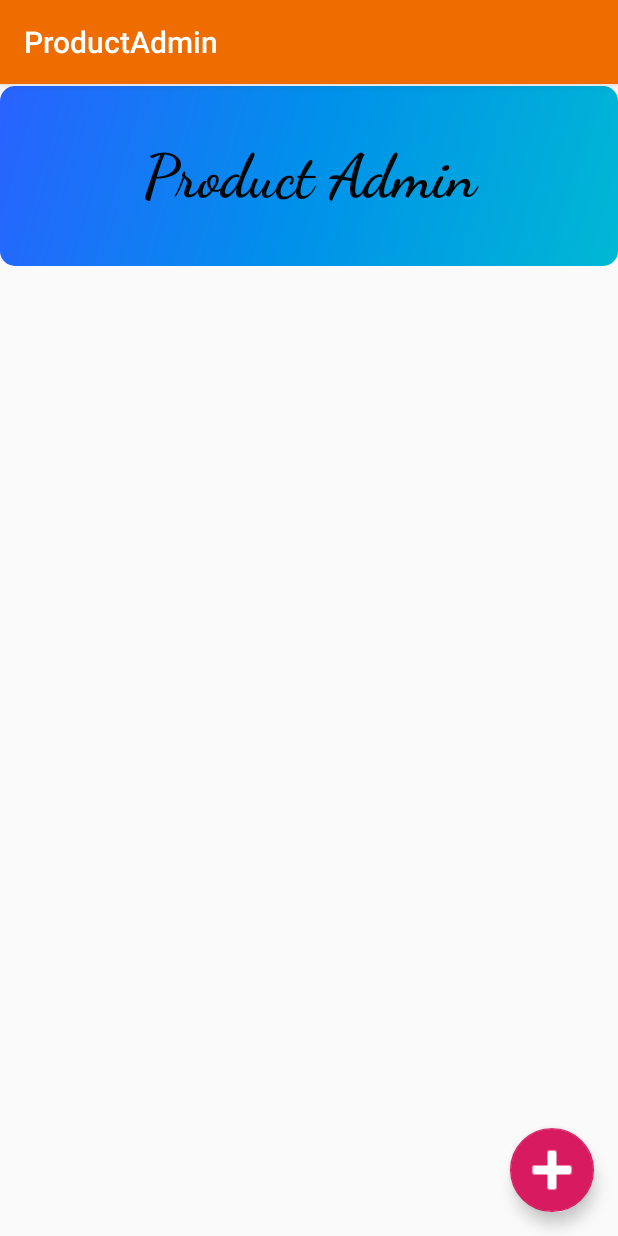
After one commit to Perusha/MAD-Project, an Android app: the ProductAdmin screen opened directly, with no data from a screen before it, on a phone screen of 412 x 824 dp. The commit adds this screen. Run offline under Robolectric (Android 15) with nearby library versions, the phone set to English and light mode, and no system bars; Roboto replaces fonts that are not available here.

Commit message:
product admin main layout added

```diff
--- a/app/build.gradle
+++ b/app/build.gradle
@@ -34,6 +34,8 @@ dependencies {
     implementation 'com.google.android.material:material:1.0.0'
     implementation 'com.google.firebase:firebase-database:16.0.4'
     implementation 'com.firebaseui:firebase-ui-database:5.0.0'
+    implementation 'androidx.navigation:navigation-fragment:2.3.0'
+    implementation 'androidx.navigation:navigation-ui:2.3.0'
     testImplementation 'junit:junit:4.12'
     androidTestImplementation 'androidx.test.ext:junit:1.1.2'
     androidTestImplementation 'androidx.test.espresso:espresso-core:3.3.0'
--- a/app/src/main/AndroidManifest.xml
+++ b/app/src/main/AndroidManifest.xml
@@ -9,7 +9,11 @@
         android:roundIcon="@mipmap/ic_launcher_round"
         android:supportsRtl="true"
         android:theme="@style/AppTheme">
-        <activity android:name=".ProductCustomerMoreDetails"></activity>
+        <activity
+            android:name=".ProductAdmin"
+            android:label="@string/title_activity_product_admin"
+            android:theme="@style/AppTheme.NoActionBar"></activity>
+        <activity android:name=".ProductCustomerMoreDetails" />
         <activity android:name=".ProductCustomerView" />
         <activity android:name=".DeliveryDetails" />
         <activity android:name=".CartActivity" />
--- a/app/src/main/java/com/example/finery/MainActivity.java
+++ b/app/src/main/java/com/example/finery/MainActivity.java
@@ -7,15 +7,17 @@ import android.os.Bundle;
 import android.view.View;
 import android.widget.Button;
 
-public class MainActivity extends AppCompatActivity {
+public class MainActivity extends AppCompatActivity implements View.OnClickListener {
 
     private Button btnCart, btnPoduct;
     @Override
     protected void onCreate(Bundle savedInstanceState) {
         super.onCreate(savedInstanceState);
         setContentView(R.layout.activity_main);
+
         btnCart = (Button)findViewById(R.id.btnCart);
         btnPoduct = (Button) findViewById(R.id.btnProducts);
+        btnPoduct.setOnClickListener(this);
     }
 
     public void onClick(View view) {
--- /dev/null
+++ b/app/src/main/java/com/example/finery/ProductAdmin.java
@@ -0,0 +1,31 @@
+package com.example.finery;
+
+import android.os.Bundle;
+
+import com.google.android.material.floatingactionbutton.FloatingActionButton;
+import com.google.android.material.snackbar.Snackbar;
+
+import androidx.appcompat.app.AppCompatActivity;
+import androidx.appcompat.widget.Toolbar;
+
+import android.view.View;
+
+public class ProductAdmin extends AppCompatActivity {
+
+    @Override
+    protected void onCreate(Bundle savedInstanceState) {
+        super.onCreate(savedInstanceState);
+        setContentView(R.layout.activity_product_admin);
+        Toolbar toolbar = findViewById(R.id.toolbar);
+        setSupportActionBar(toolbar);
+
+        FloatingActionButton fab = findViewById(R.id.fab);
+        fab.setOnClickListener(new View.OnClickListener() {
+            @Override
+            public void onClick(View view) {
+                Snackbar.make(view, "Replace with your own action", Snackbar.LENGTH_LONG)
+                        .setAction("Action", null).show();
+            }
+        });
+    }
+}
--- a/app/src/main/java/com/example/finery/ProductCustomerView.java
+++ b/app/src/main/java/com/example/finery/ProductCustomerView.java
@@ -9,6 +9,7 @@ public class ProductCustomerView extends AppCompatActivity {
     @Override
     protected void onCreate(Bundle savedInstanceState) {
         super.onCreate(savedInstanceState);
+        getSupportActionBar().hide();
         setContentView(R.layout.activity_product_customer_view);
     }
 }
--- /dev/null
+++ b/app/src/main/res/layout/activity_product_admin.xml
@@ -0,0 +1,62 @@
+<?xml version="1.0" encoding="utf-8"?>
+<androidx.coordinatorlayout.widget.CoordinatorLayout xmlns:android="http://schemas.android.com/apk/res/android"
+    xmlns:app="http://schemas.android.com/apk/res-auto"
+    xmlns:tools="http://schemas.android.com/tools"
+    android:layout_width="match_parent"
+    android:layout_height="match_parent"
+    tools:context=".ProductAdmin">
+
+    <com.google.android.material.appbar.AppBarLayout
+        android:layout_width="match_parent"
+        android:layout_height="wrap_content"
+        android:theme="@style/AppTheme.AppBarOverlay">
+
+        <androidx.appcompat.widget.Toolbar
+            android:id="@+id/toolbar"
+            android:layout_width="match_parent"
+            android:layout_height="?attr/actionBarSize"
+            android:background="?attr/colorPrimary"
+            app:popupTheme="@style/AppTheme.PopupOverlay" />
+
+    </com.google.android.material.appbar.AppBarLayout>
+
+    <include layout="@layout/content_product_admin" />
+
+    <LinearLayout
+        android:layout_width="match_parent"
+        android:layout_height="match_parent"
+        android:layout_marginTop="57dp"
+        tools:context=".ProductCustomerGrid"
+        android:orientation="vertical"
+        android:theme="@style/Theme.AppCompat.Light">
+
+        <TextView
+            android:layout_width="match_parent"
+            android:layout_height="120dp"
+            android:gravity="center"
+            android:textSize="40sp"
+            android:textColor="#010809"
+            android:textStyle="bold"
+            android:fontFamily="cursive"
+            android:text="Product Admin"
+            android:background="@drawable/product_textview"/>
+
+        <androidx.recyclerview.widget.RecyclerView
+            android:id="@+id/adminRecyclerViewGridView"
+            android:layout_width="match_parent"
+            android:layout_height="match_parent"/>
+
+    </LinearLayout>
+
+
+    <com.google.android.material.floatingactionbutton.FloatingActionButton
+        android:id="@+id/fab"
+        android:layout_width="wrap_content"
+        android:layout_height="wrap_content"
+        android:layout_gravity="bottom|end"
+        android:layout_margin="@dimen/fab_margin"
+        app:srcCompat="@android:drawable/ic_input_add"
+        android:tint="@android:color/white"
+        app:maxImageSize="@android:dimen/app_icon_size"/>
+
+</androidx.coordinatorlayout.widget.CoordinatorLayout>
--- /dev/null
+++ b/app/src/main/res/layout/content_product_admin.xml
@@ -0,0 +1,12 @@
+<?xml version="1.0" encoding="utf-8"?>
+<androidx.constraintlayout.widget.ConstraintLayout
+    xmlns:android="http://schemas.android.com/apk/res/android"
+    xmlns:app="http://schemas.android.com/apk/res-auto"
+    xmlns:tools="http://schemas.android.com/tools"
+    android:layout_width="match_parent"
+    android:layout_height="match_parent"
+    app:layout_behavior="@string/appbar_scrolling_view_behavior"
+    tools:context=".ProductAdmin"
+    tools:showIn="@layout/activity_product_admin">
+
+</androidx.constraintlayout.widget.ConstraintLayout>
--- /dev/null
+++ b/app/src/main/res/values/dimens.xml
@@ -0,0 +1,3 @@
+<resources>
+    <dimen name="fab_margin">16dp</dimen>
+</resources>
--- a/app/src/main/res/values/strings.xml
+++ b/app/src/main/res/values/strings.xml
@@ -1,7 +1,6 @@
 <resources>
     <string name="app_name">Finery</string>
     <string name="customer_view_title">CLOTHES that fits \nyour STYLE...</string>
-    <string name="product_image">Product Image</string>
     <string name="product_price">$123</string>
     <string name="product_title">Pink Frock</string>
     <string name="product_for_more">For More...</string>
@@ -20,4 +19,13 @@
     <string name="colors">Green | Yellow | White</string>
     <string name="add_to_cart_btn">Add To cart</string>
     <string name="product_image">Product Image</string>
+    <string name="title_activity_product_admin">ProductAdmin</string>
+    <!-- Strings used for fragments for navigation -->
+    <string name="first_fragment_label">First Fragment</string>
+    <string name="second_fragment_label">Second Fragment</string>
+    <string name="next">Next</string>
+    <string name="previous">Previous</string>
+
+    <string name="hello_first_fragment">Hello first fragment</string>
+    <string name="hello_second_fragment">Hello second fragment. Arg: %1$s</string>
 </resources>
--- a/app/src/main/res/values/styles.xml
+++ b/app/src/main/res/values/styles.xml
@@ -7,4 +7,13 @@
         <item name="colorAccent">@color/colorAccent</item>
     </style>
 
+    <style name="AppTheme.NoActionBar">
+        <item name="windowActionBar">false</item>
+        <item name="windowNoTitle">true</item>
+    </style>
+
+    <style name="AppTheme.AppBarOverlay" parent="ThemeOverlay.AppCompat.Dark.ActionBar" />
+
+    <style name="AppTheme.PopupOverlay" parent="ThemeOverlay.AppCompat.Light" />
+
 </resources>
```
Also changed, not shown: app/src/main/res/drawable-v24/blouse.png (added).
